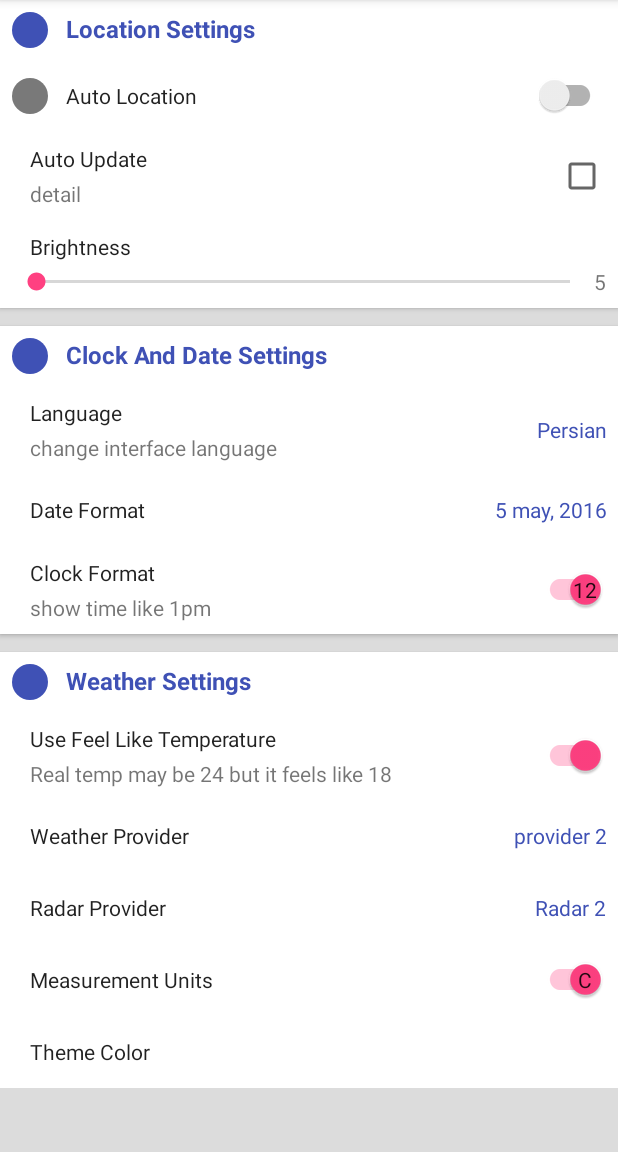
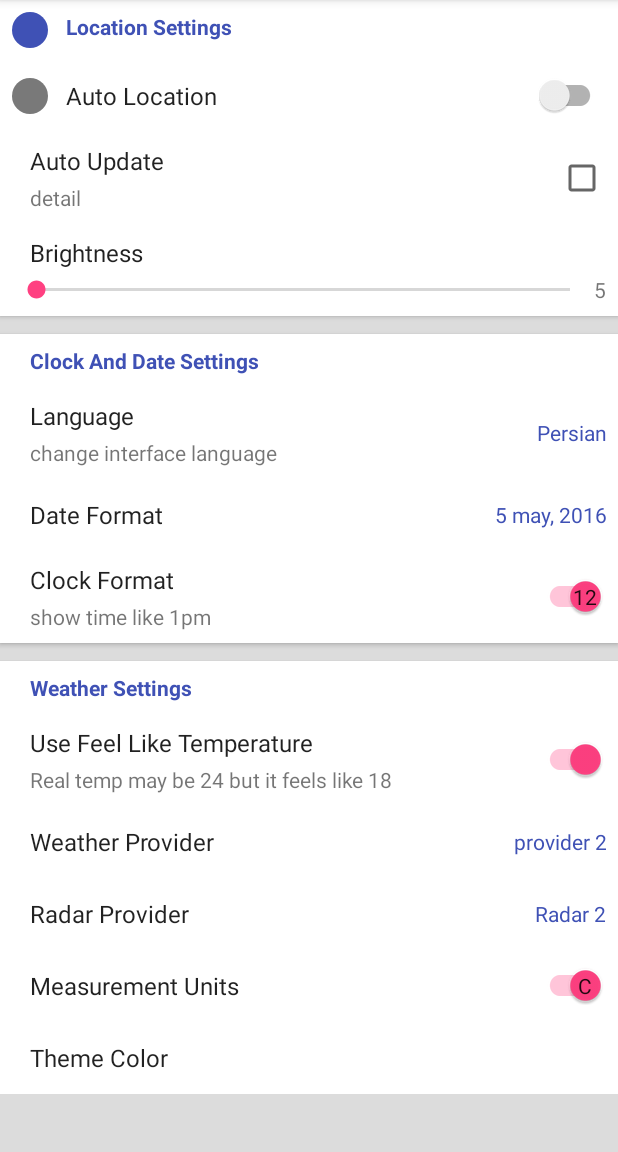
Before and after one commit to MRezaNasirloo/PreferenceZero, an Android app: the screen it shows after launch (MainActivity), on a phone screen of 412 x 824 dp, the part 84-1236 px from its top. Run offline under Robolectric (Android 15) with nearby library versions, the phone set to English and light mode, and no system bars; libraries missing offline, so code that uses them is left out: petrov.kristiyan.colorpicker.

Commit message:
Change title and header text size.

```diff
--- a/app/src/main/res/layout/activity_main.xml
+++ b/app/src/main/res/layout/activity_main.xml
@@ -57,7 +57,6 @@
         <com.sixthsolution.materialpreferences.preferences.EasyPreferencesHeader
             android:layout_width="match_parent"
             android:layout_height="wrap_content"
-            app:ep_icon="@drawable/default_icon"
             app:ep_key="pref_header"
             app:ep_title="@string/clock_date_setting"
             android:layout_marginBottom="@dimen/default_margin">
@@ -101,7 +100,6 @@
         <com.sixthsolution.materialpreferences.preferences.EasyPreferencesHeader
             android:layout_width="match_parent"
             android:layout_height="wrap_content"
-            app:ep_icon="@drawable/default_icon"
             app:ep_key="pref_header"
             app:ep_title="@string/weather_settings">
 
--- a/material-preferences-lib/src/main/res/values/styles.xml
+++ b/material-preferences-lib/src/main/res/values/styles.xml
@@ -7,11 +7,12 @@
         <item name="android:textColor">?attr/colorPrimary</item>
         <item name="android:gravity">start</item>
         <item name="android:textStyle">bold</item>
-        <item name="android:textSize">16sp</item>
+        <item name="android:textSize">14sp</item>
     </style>
 
     <style name="TitleStyle" parent="TextAppearance.AppCompat.Body1">
         <item name="android:gravity">start</item>
+        <item name="android:textSize">16sp</item>
     </style>
 
 </resources>
```
